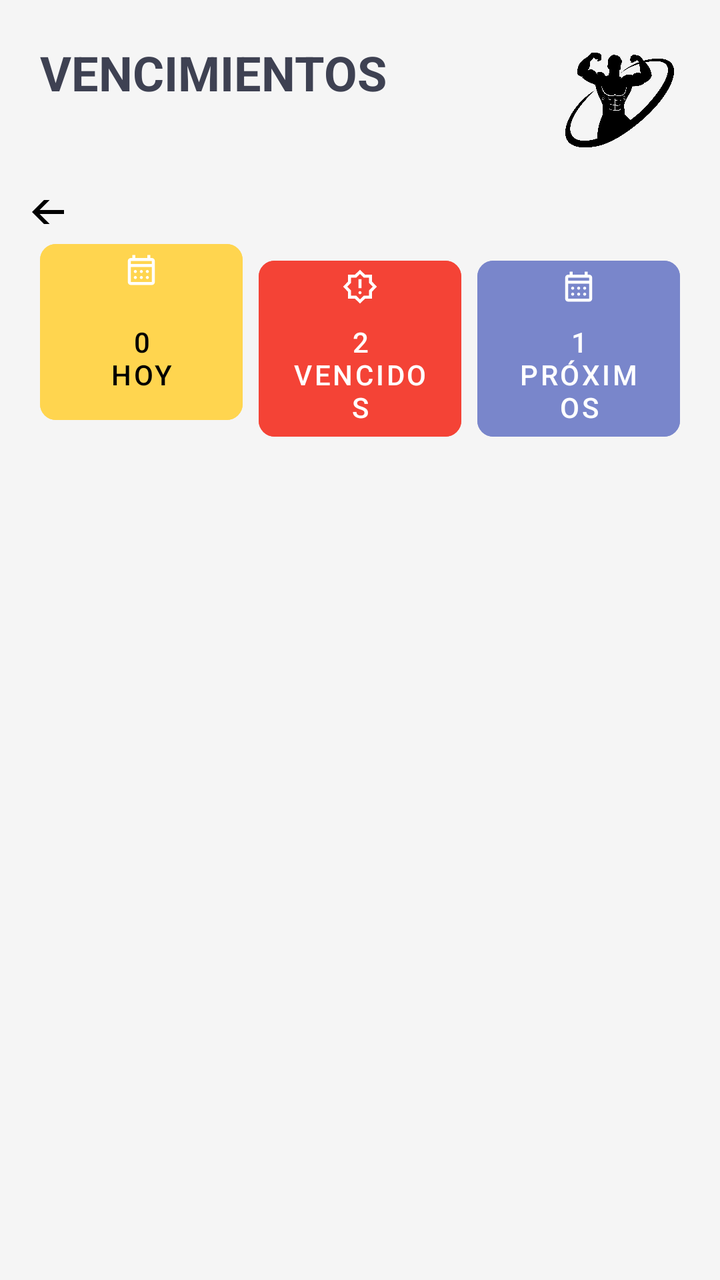
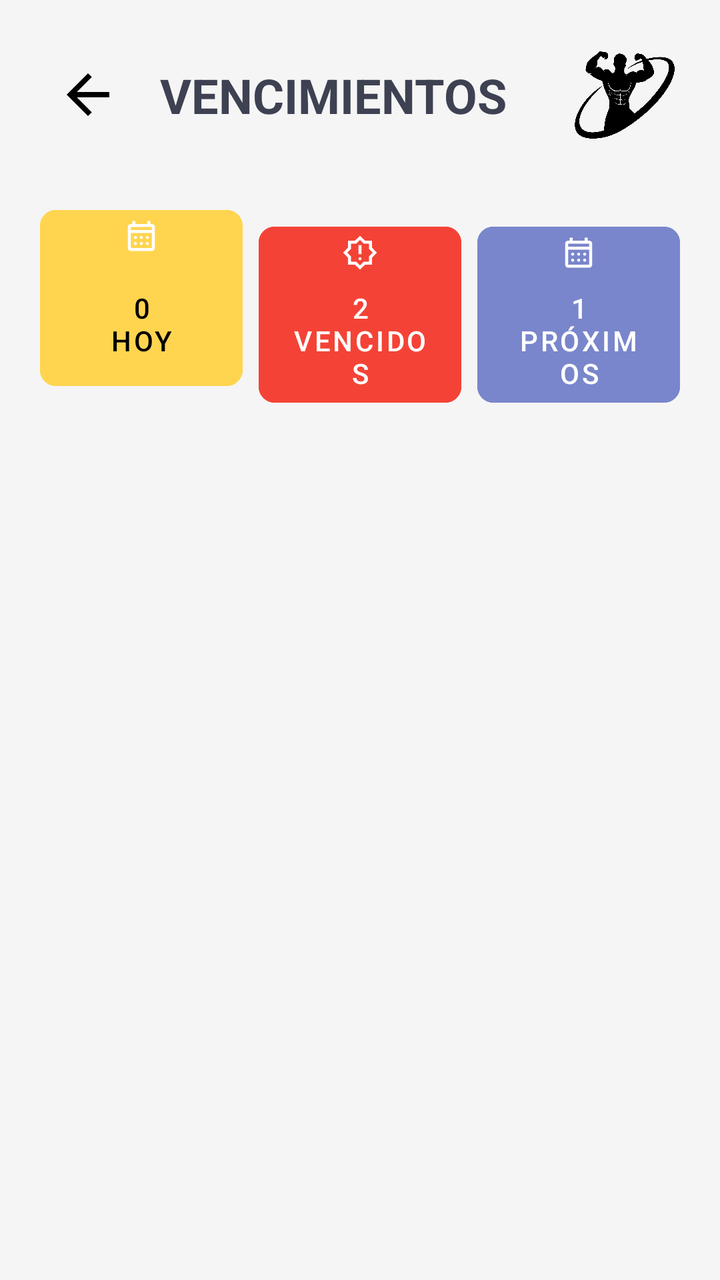

Compare the two renders of this Android layout. The source of the first and the diff that turns it into the second are given below.
<!-- AndroidManifest.xml: application theme Theme.ClubDeportivoDAM -->
<!-- res/layout/activity_vencimientos.xml -->
<?xml version="1.0" encoding="utf-8"?>
<LinearLayout xmlns:android="http://schemas.android.com/apk/res/android"
    xmlns:app="http://schemas.android.com/apk/res-auto"
    android:layout_width="match_parent"
    android:layout_height="match_parent"
    android:orientation="vertical"
    android:background="#F5F5F5">

    <RelativeLayout
        android:layout_width="match_parent"
        android:layout_height="wrap_content"
        android:padding="20dp">
        <TextView
            android:layout_width="wrap_content"
            android:layout_height="wrap_content"
            android:text="VENCIMIENTOS"
            android:textSize="24sp"
            android:textStyle="bold"
            android:textColor="#3E4152"/>




        <ImageView
            android:layout_width="60dp"
            android:layout_height="60dp"
            android:layout_alignParentEnd="true"
            android:src="@drawable/logo_gym" />


    </RelativeLayout>

    <ImageButton
        android:id="@+id/btnBackToPanel"
        android:layout_width="48dp"
        android:layout_height="12dp"
        android:src="@drawable/ic_arrow_back"
        android:background="?attr/selectableItemBackgroundBorderless" />

    <LinearLayout
        android:layout_width="match_parent"
        android:layout_height="wrap_content"
        android:orientation="horizontal"
        android:paddingHorizontal="16dp"
        android:weightSum="3">

        <com.google.android.material.button.MaterialButton
            android:id="@+id/btnHoy"
            style="@style/Widget.MaterialComponents.Button.UnelevatedButton"
            android:layout_width="0dp"
            android:layout_height="100dp"
            android:layout_weight="1"
            android:layout_margin="4dp"
            android:text="0\nHoy"
            app:cornerRadius="8dp"
            android:backgroundTint="#FFD54F"
            android:textColor="#000000"
            app:icon="@drawable/ic_calendar"
            app:iconGravity="top" />

        <com.google.android.material.button.MaterialButton
            android:id="@+id/btnVencidos"
            style="@style/Widget.MaterialComponents.Button.UnelevatedButton"
            android:layout_width="0dp"
            android:layout_height="100dp"
            android:layout_weight="1"
            android:layout_margin="4dp"
            android:text="2\nVencidos"
            app:cornerRadius="8dp"
            android:backgroundTint="#F44336"
            app:icon="@drawable/ic_alert"
            app:iconGravity="top" />

        <com.google.android.material.button.MaterialButton
            android:id="@+id/btnProximos"
            style="@style/Widget.MaterialComponents.Button.UnelevatedButton"
            android:layout_width="0dp"
            android:layout_height="100dp"
            android:layout_weight="1"
            android:layout_margin="4dp"
            android:text="1\nPróximos"
            app:cornerRadius="8dp"
            android:backgroundTint="#7986CB"
            app:icon="@drawable/ic_calendar"
            app:iconGravity="top" />
    </LinearLayout>

    <androidx.fragment.app.FragmentContainerView
        android:id="@+id/vencimientos_container"
        android:layout_width="match_parent"
        android:layout_height="match_parent"
        android:layout_marginTop="16dp" />

</LinearLayout>
<!-- resources referenced by this layout -->
<resources>
  <!-- drawable ic_alert (drawable) -->
  <vector xmlns:android="http://schemas.android.com/apk/res/android" android:height="24dp" android:tint="#000000" android:viewportHeight="960" android:viewportWidth="960" android:width="24dp">
        
      <path android:fillColor="@android:color/white" android:pathData="M508.5,668.5Q520,657 520,640Q520,623 508.5,611.5Q497,600 480,600Q463,600 451.5,611.5Q440,623 440,640Q440,657 451.5,668.5Q463,680 480,680Q497,680 508.5,668.5ZM440,520L520,520L520,280L440,280L440,520ZM480,932L346,800L160,800L160,614L28,480L160,346L160,160L346,160L480,28L614,160L800,160L800,346L932,480L800,614L800,800L614,800L480,932ZM480,820L580,720L720,720L720,580L820,480L720,380L720,240L580,240L480,140L380,240L240,240L240,380L140,480L240,580L240,720L380,720L480,820ZM480,480Q480,480 480,480Q480,480 480,480Q480,480 480,480Q480,480 480,480Q480,480 480,480Q480,480 480,480Q480,480 480,480Q480,480 480,480Z"/>
      
  </vector>
  <!-- drawable ic_arrow_back (drawable) -->
  <vector xmlns:android="http://schemas.android.com/apk/res/android" android:autoMirrored="true" android:height="24dp" android:tint="#000000" android:viewportHeight="960" android:viewportWidth="960" android:width="24dp">
        
      <path android:fillColor="@android:color/white" android:pathData="M313,520L537,744L480,800L160,480L480,160L537,216L313,440L800,440L800,520L313,520Z"/>
      
  </vector>
  <!-- drawable ic_calendar (drawable) -->
  <vector xmlns:android="http://schemas.android.com/apk/res/android" android:height="24dp" android:tint="#000000" android:viewportHeight="960" android:viewportWidth="960" android:width="24dp">
        
      <path android:fillColor="@android:color/white" android:pathData="M200,880Q167,880 143.5,856.5Q120,833 120,800L120,240Q120,207 143.5,183.5Q167,160 200,160L240,160L240,80L320,80L320,160L640,160L640,80L720,80L720,160L760,160Q793,160 816.5,183.5Q840,207 840,240L840,800Q840,833 816.5,856.5Q793,880 760,880L200,880ZM200,800L760,800Q760,800 760,800Q760,800 760,800L760,400L200,400L200,800Q200,800 200,800Q200,800 200,800ZM200,320L760,320L760,240Q760,240 760,240Q760,240 760,240L200,240Q200,240 200,240Q200,240 200,240L200,320ZM200,320L200,240Q200,240 200,240Q200,240 200,240L200,240Q200,240 200,240Q200,240 200,240L200,320ZM480,560Q463,560 451.5,548.5Q440,537 440,520Q440,503 451.5,491.5Q463,480 480,480Q497,480 508.5,491.5Q520,503 520,520Q520,537 508.5,548.5Q497,560 480,560ZM291.5,548.5Q280,537 280,520Q280,503 291.5,491.5Q303,480 320,480Q337,480 348.5,491.5Q360,503 360,520Q360,537 348.5,548.5Q337,560 320,560Q303,560 291.5,548.5ZM640,560Q623,560 611.5,548.5Q600,537 600,520Q600,503 611.5,491.5Q623,480 640,480Q657,480 668.5,491.5Q680,503 680,520Q680,537 668.5,548.5Q657,560 640,560ZM480,720Q463,720 451.5,708.5Q440,697 440,680Q440,663 451.5,651.5Q463,640 480,640Q497,640 508.5,651.5Q520,663 520,680Q520,697 508.5,708.5Q497,720 480,720ZM291.5,708.5Q280,697 280,680Q280,663 291.5,651.5Q303,640 320,640Q337,640 348.5,651.5Q360,663 360,680Q360,697 348.5,708.5Q337,720 320,720Q303,720 291.5,708.5ZM640,720Q623,720 611.5,708.5Q600,697 600,680Q600,663 611.5,651.5Q623,640 640,640Q657,640 668.5,651.5Q680,663 680,680Q680,697 668.5,708.5Q657,720 640,720Z"/>
      
  </vector>
  <!-- drawable logo_gym: png bitmap (drawable, 66288 bytes) -->
  <style name="Theme.ClubDeportivoDAM" parent="Base.Theme.ClubDeportivoDAM" />
  <style name="Base.Theme.ClubDeportivoDAM" parent="Theme.Material3.DayNight.NoActionBar">
          
          
      </style>
</resources>

<!-- the commit's change to res/layout/activity_vencimientos.xml (unified diff, before → after) -->
@@ -10,32 +10,40 @@
         android:layout_width="match_parent"
         android:layout_height="wrap_content"
         android:padding="20dp">
+
+        <ImageButton
+            android:id="@+id/btnBackToPanel"
+            android:layout_width="48dp"
+            android:layout_height="48dp"
+            android:layout_alignParentStart="true"
+            android:layout_centerVertical="true"
+            android:background="?attr/selectableItemBackgroundBorderless"
+            android:contentDescription="Volver"
+            android:padding="8dp"
+            android:scaleType="fitCenter"
+            android:src="@drawable/ic_arrow_back" />
+
         <TextView
+            android:id="@+id/tvTituloVencimientos"
             android:layout_width="wrap_content"
             android:layout_height="wrap_content"
+            android:layout_toEndOf="@id/btnBackToPanel"
+            android:layout_centerVertical="true"
+            android:layout_marginStart="12dp"
             android:text="VENCIMIENTOS"
+            android:textColor="#3E4152"
             android:textSize="24sp"
-            android:textStyle="bold"
-            android:textColor="#3E4152"/>
-
-
-
+            android:textStyle="bold" />
 
         <ImageView
-            android:layout_width="60dp"
-            android:layout_height="60dp"
+            android:layout_width="55dp"
+            android:layout_height="55dp"
             android:layout_alignParentEnd="true"
+            android:layout_centerVertical="true"
             android:src="@drawable/logo_gym" />
-
 
     </RelativeLayout>
 
-    <ImageButton
-        android:id="@+id/btnBackToPanel"
-        android:layout_width="48dp"
-        android:layout_height="12dp"
-        android:src="@drawable/ic_arrow_back"
-        android:background="?attr/selectableItemBackgroundBorderless" />
 
     <LinearLayout
         android:layout_width="match_parent"
